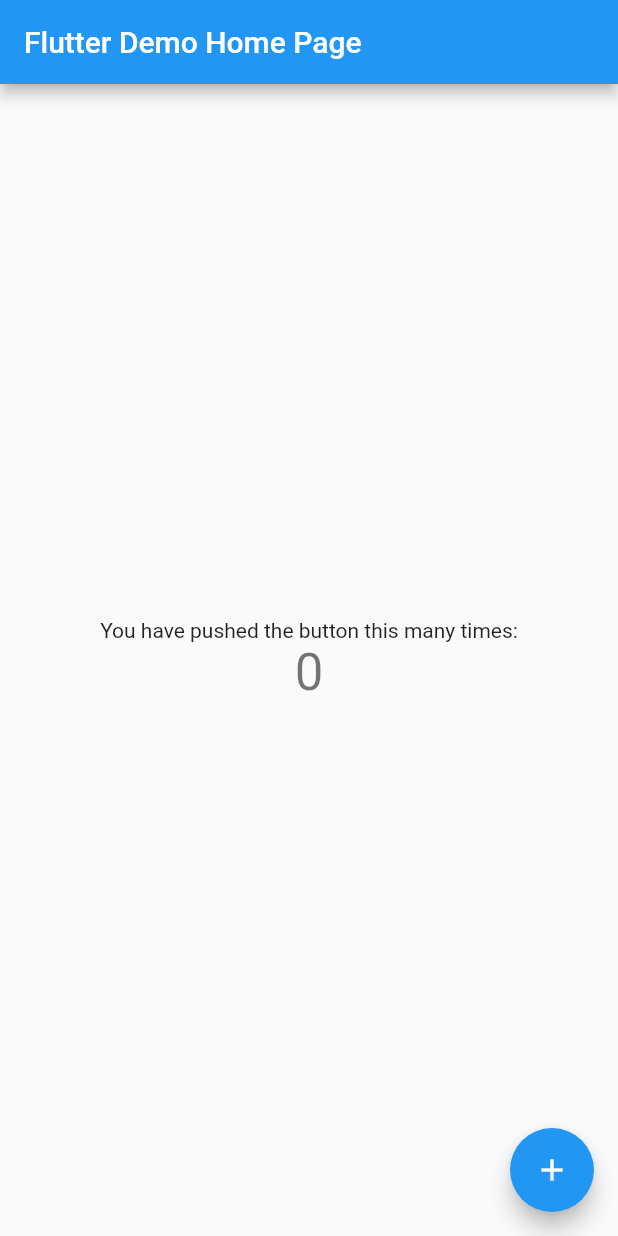
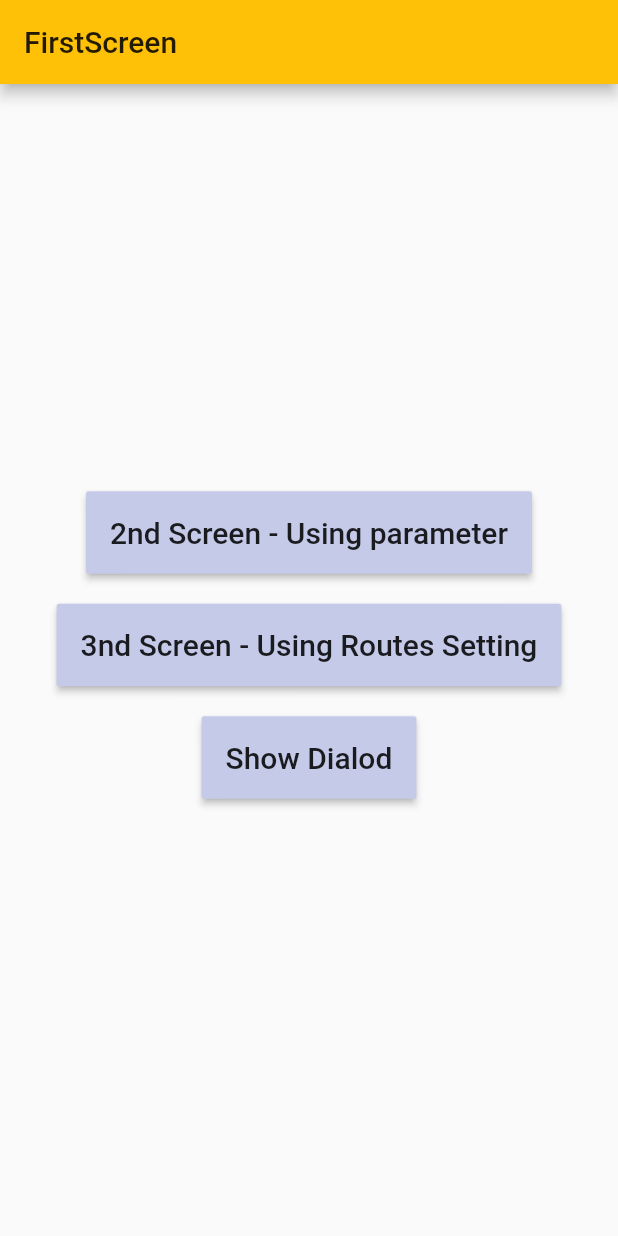
Before and after one commit to faizanansari1/flutter-passing-data-screens, a Flutter app: the screen it shows after launch, on a phone screen of 412 x 824 dp. Run offline on Flutter 3.47's test engine with Material 2 defaults, Android fonts, the phone set to English and light mode, and no system bars.

Commit message:
completed the data sharing between screens

```diff
--- /dev/null
+++ b/lib/firstScreen.dart
@@ -0,0 +1,105 @@
+import 'package:flutter/material.dart';
+import 'package:flutter_passing_data_2_screen/myDialog.dart';
+import 'package:flutter_passing_data_2_screen/secondScreen.dart';
+import 'package:flutter_passing_data_2_screen/thirdScreen.dart';
+
+class FirstScreen extends StatefulWidget {
+  @override
+  _FirstScreenState createState() => _FirstScreenState();
+}
+
+class _FirstScreenState extends State<FirstScreen> {
+  final String myMessage = "Good Job";
+
+  String receivedValueFromDialog;
+
+  @override
+  Widget build(BuildContext context) {
+    gotoSecondScreen() {
+      Navigator.push(
+          context,
+          MaterialPageRoute(
+              builder: (context) => SecondScreen(
+                    message: myMessage,
+                  )));
+    }
+
+    gotpThirdScreen() {
+      Navigator.push(
+          context,
+          MaterialPageRoute(
+            //we can pass any time of arguments in this i passed the String varibale
+            settings: RouteSettings(arguments: myMessage),
+            builder: (contex) => ThirdScreen(),
+          ));
+    }
+
+    gotoDialog() async {
+      String value =
+          await showDialog(context: context, builder: (contex) => MyDialog());
+      setState(() {
+        receivedValueFromDialog = value;
+      });
+    }
+
+    return Scaffold(
+      appBar: AppBar(
+        title: Text(
+          "FirstScreen",
+        ),
+      ),
+      body: Center(
+        child: Column(
+          mainAxisAlignment: MainAxisAlignment.center,
+          children: [
+            RaisedButton(
+              padding: const EdgeInsets.all(16),
+              color: Colors.indigo[100],
+              textColor: Colors.white,
+              child: Text(
+                '2nd Screen - Using parameter',
+                style: Theme.of(context).textTheme.headline6,
+              ),
+              onPressed: gotoSecondScreen,
+            ),
+            SizedBox(
+              height: 20,
+            ),
+            RaisedButton(
+              padding: const EdgeInsets.all(16),
+              color: Colors.indigo[100],
+              textColor: Colors.white,
+              child: Text(
+                '3nd Screen - Using Routes Setting',
+                style: Theme.of(context).textTheme.headline6,
+              ),
+              onPressed: gotpThirdScreen,
+            ),
+            SizedBox(
+              height: 20,
+            ),
+            RaisedButton(
+              padding: const EdgeInsets.all(16),
+              color: Colors.indigo[100],
+              textColor: Colors.white,
+              child: Text(
+                'Show Dialod',
+                style: Theme.of(context).textTheme.headline6,
+              ),
+              onPressed: gotoDialog,
+            ),
+            SizedBox(
+              height: 20,
+            ),
+            (receivedValueFromDialog != null)
+                ? Text(
+                    receivedValueFromDialog,
+                    style: Theme.of(context).textTheme.headline6,
+                  )
+                : Container()
+          ],
+        ),
+      ),
+    );
+  }
+}
--- a/lib/main.dart
+++ b/lib/main.dart
@@ -1,113 +1,19 @@
 import 'package:flutter/material.dart';
+import 'package:flutter_passing_data_2_screen/firstScreen.dart';
 
-void main() {
-  runApp(MyApp());
-}
+void main() => runApp(MyApp());
 
 class MyApp extends StatelessWidget {
-  // This widget is the root of your application.
   @override
-  Widget build(BuildContext context) {
+  Widget build(BuildContext contex) {
     return MaterialApp(
-      title: 'Flutter Demo',
+      debugShowCheckedModeBanner: false,
+      title: "Pass data between 2 screen",
       theme: ThemeData(
-        // This is the theme of your application.
-        //
-        // Try running your application with "flutter run". You'll see the
-        // application has a blue toolbar. Then, without quitting the app, try
-        // changing the primarySwatch below to Colors.green and then invoke
-        // "hot reload" (press "r" in the console where you ran "flutter run",
-        // or simply save your changes to "hot reload" in a Flutter IDE).
-        // Notice that the counter didn't reset back to zero; the application
-        // is not restarted.
-        primarySwatch: Colors.blue,
+        primarySwatch: Colors.amber,
+        // visualDensity: VisualDensity.adaptivePlatformDensity
       ),
-      home: MyHomePage(title: 'Flutter Demo Home Page'),
+      home: FirstScreen(),
     );
   }
 }
-
-class MyHomePage extends StatefulWidget {
-  MyHomePage({Key key, this.title}) : super(key: key);
-
-  // This widget is the home page of your application. It is stateful, meaning
-  // that it has a State object (defined below) that contains fields that affect
-  // how it looks.
-
-  // This class is the configuration for the state. It holds the values (in this
-  // case the title) provided by the parent (in this case the App widget) and
-  // used by the build method of the State. Fields in a Widget subclass are
-  // always marked "final".
-
-  final String title;
-
-  @override
-  _MyHomePageState createState() => _MyHomePageState();
-}
-
-class _MyHomePageState extends State<MyHomePage> {
-  int _counter = 0;
-
-  void _incrementCounter() {
-    setState(() {
-      // This call to setState tells the Flutter framework that something has
-      // changed in this State, which causes it to rerun the build method below
-      // so that the display can reflect the updated values. If we changed
-      // _counter without calling setState(), then the build method would not be
-      // called again, and so nothing would appear to happen.
-      _counter++;
-    });
-  }
-
-  @override
-  Widget build(BuildContext context) {
-    // This method is rerun every time setState is called, for instance as done
-    // by the _incrementCounter method above.
-    //
-    // The Flutter framework has been optimized to make rerunning build methods
-    // fast, so that you can just rebuild anything that needs updating rather
-    // than having to individually change instances of widgets.
-    return Scaffold(
-      appBar: AppBar(
-        // Here we take the value from the MyHomePage object that was created by
-        // the App.build method, and use it to set our appbar title.
-        title: Text(widget.title),
-      ),
-      body: Center(
-        // Center is a layout widget. It takes a single child and positions it
-        // in the middle of the parent.
-        child: Column(
-          // Column is also a layout widget. It takes a list of children and
-          // arranges them vertically. By default, it sizes itself to fit its
-          // children horizontally, and tries to be as tall as its parent.
-          //
-          // Invoke "debug painting" (press "p" in the console, choose the
-          // "Toggle Debug Paint" action from the Flutter Inspector in Android
-          // Studio, or the "Toggle Debug Paint" command in Visual Studio Code)
-          // to see the wireframe for each widget.
-          //
-          // Column has various properties to control how it sizes itself and
-          // how it positions its children. Here we use mainAxisAlignment to
-          // center the children vertically; the main axis here is the vertical
-          // axis because Columns are vertical (the cross axis would be
-          // horizontal).
-          mainAxisAlignment: MainAxisAlignment.center,
-          children: <Widget>[
-            Text(
-              'You have pushed the button this many times:',
-            ),
-            Text(
-              '$_counter',
-              style: Theme.of(context).textTheme.headline4,
-            ),
-          ],
-        ),
-      ),
-      floatingActionButton: FloatingActionButton(
-        onPressed: _incrementCounter,
-        tooltip: 'Increment',
-        child: Icon(Icons.add),
-      ), // This trailing comma makes auto-formatting nicer for build methods.
-    );
-  }
-}
```
Also changed, not shown: lib/myDialog.dart (added, +32 -0 lines), lib/secondScreen.dart (added, +22 -0 lines), lib/thirdScreen.dart (added, +19 -0 lines).
